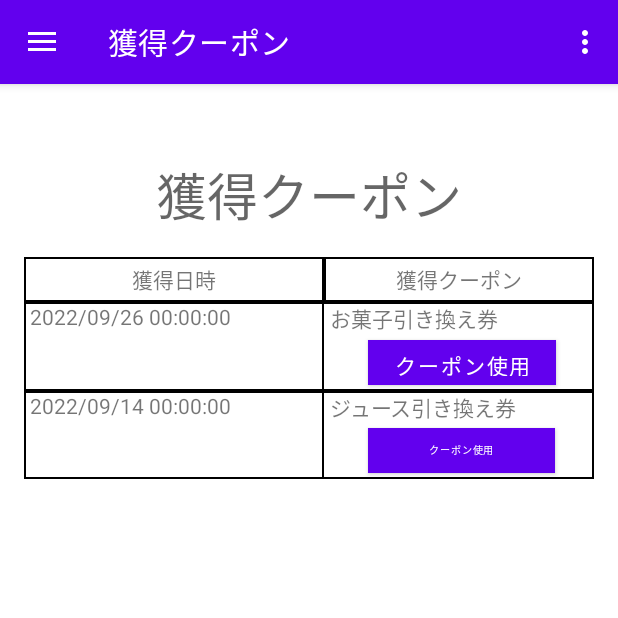
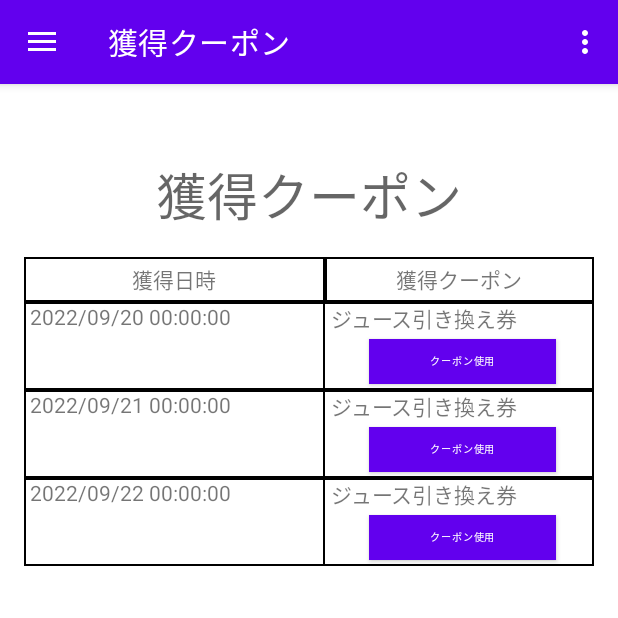
Before and after one commit to Xiao-Sho/PointGame_sho, an Android app: the screen it shows after launch (MainActivity), in the side drawer, after a tap on "獲得クーポン", on a phone screen of 412 x 824 dp, the top half of it. Run offline under Robolectric (Android 15) with nearby library versions, the phone set to English and light mode, and no system bars; our stand-ins replace navigation-ui.

Commit message:
add get coupon data to viewmodel

```diff
--- a/app/src/main/java/com/android/example/pointgame/ui/getcoupon/GetCouponFragment.kt
+++ b/app/src/main/java/com/android/example/pointgame/ui/getcoupon/GetCouponFragment.kt
@@ -41,6 +41,22 @@ class GetCouponFragment : Fragment() {
         // テーブル取得
         var tl: TableLayout = binding.fragmentGetCouponTableLayout
 
+        getCouponViewModel.coupons.observe(viewLifecycleOwner) {
+            for (coupon in it) {
+                // 行追加
+                addRow(tl, coupon)
+            }
+        }
+
+        return root
+    }
+
+    override fun onDestroyView() {
+        super.onDestroyView()
+        _binding = null
+    }
+
+    private fun addRow(tl: TableLayout, coupon: Coupon) {
         // 行用意
         var tr: TableRow = TableRow(requireContext())
         var dateTv: TextView = TextView(requireContext())
@@ -64,7 +80,7 @@ class GetCouponFragment : Fragment() {
         }
         dateTv.background = ResourcesCompat.getDrawable(resources, R.drawable.border, null)
         dateTv.setPadding(4.dp, dateTv.paddingTop, dateTv.paddingRight, dateTv.paddingBottom)
-        dateTv.text = "2022/09/14 00:00:00"
+        dateTv.text = coupon.date
 
         // LinearLayout属性
         ll.layoutParams = TableRow.LayoutParams(
@@ -81,7 +97,7 @@ class GetCouponFragment : Fragment() {
             LinearLayout.LayoutParams.MATCH_PARENT,
             25.dp
         )
-        couponTv.text = "ジュース引き換え券"
+        couponTv.text = coupon.name
 
         // Button属性
         couponButton.layoutParams = LinearLayout.LayoutParams(
@@ -104,12 +120,5 @@ class GetCouponFragment : Fragment() {
         tr.addView(dateTv)
         tr.addView(ll)
         tl.addView(tr)
-
-        return root
-    }
-
-    override fun onDestroyView() {
-        super.onDestroyView()
-        _binding = null
     }
 }
--- a/app/src/main/java/com/android/example/pointgame/ui/getcoupon/GetCouponViewModel.kt
+++ b/app/src/main/java/com/android/example/pointgame/ui/getcoupon/GetCouponViewModel.kt
@@ -1,12 +1,37 @@
 package com.android.example.pointgame.ui.getcoupon
 
+import android.view.Gravity
+import android.widget.*
+import androidx.core.content.res.ResourcesCompat
+import androidx.core.view.marginLeft
+import androidx.core.view.marginRight
+import androidx.core.view.marginTop
 import androidx.lifecycle.LiveData
 import androidx.lifecycle.MutableLiveData
 import androidx.lifecycle.ViewModel
+import com.android.example.pointgame.R
+import com.android.example.pointgame.util.dp
+import com.android.example.pointgame.util.sp
+import com.google.android.material.button.MaterialButton
 
 class GetCouponViewModel : ViewModel() {
+    // タイトル
     private val _text = MutableLiveData<String>().apply {
         value = "獲得クーポン"
     }
     val text: LiveData<String> = _text
+
+    // 獲得クーポン
+    private val _coupons = MutableLiveData<MutableList<Coupon>>().apply {
+        value = mutableListOf(
+            Coupon("2022/09/20 00:00:00","ジュース引き換え券"),
+            Coupon("2022/09/21 00:00:00","ジュース引き換え券"),
+            Coupon("2022/09/22 00:00:00","ジュース引き換え券"))
+    }
+    val coupons: LiveData<MutableList<Coupon>> = _coupons
 }
+
+class Coupon(date: String, name: String) {
+    val date: String = date
+    val name: String = name
+}
--- a/app/src/main/java/com/android/example/pointgame/ui/listcoupon/ListCouponViewModel.kt
+++ b/app/src/main/java/com/android/example/pointgame/ui/listcoupon/ListCouponViewModel.kt
@@ -5,6 +5,7 @@ import androidx.lifecycle.MutableLiveData
 import androidx.lifecycle.ViewModel
 
 class ListCouponViewModel : ViewModel() {
+    // タイトル
     private val _text = MutableLiveData<String>().apply {
         value = "クーポン一覧"
     }
--- a/app/src/main/res/layout/fragment_get_coupon.xml
+++ b/app/src/main/res/layout/fragment_get_coupon.xml
@@ -44,6 +44,7 @@
                 android:layout_width="match_parent"
                 android:layout_height="match_parent">
 
+                <!-- ヘッダ -->
                 <TableRow
                     android:layout_width="match_parent"
                     android:layout_height="match_parent"
@@ -67,48 +68,6 @@
                         android:text="獲得クーポン" />
 
                 </TableRow>
-
-                <TableRow
-                    android:layout_width="match_parent"
-                    android:layout_height="match_parent"
-                    android:background="@drawable/border">
-
-                    <TextView
-                        android:layout_width="match_parent"
-                        android:layout_height="match_parent"
-                        android:layout_weight="1.25"
-                        android:background="@drawable/border"
-                        android:paddingLeft="4dp"
-                        android:text="2022/09/26 00:00:00" />
-
-                    <LinearLayout
-                        android:layout_width="match_parent"
-                        android:layout_height="match_parent"
-                        android:layout_weight="1"
-                        android:orientation="vertical"
-                        android:paddingLeft="4dp">
-
-                        <TextView
-                            android:layout_width="match_parent"
-                            android:layout_height="25dp"
-                            android:text="お菓子引き換え券" />
-
-                        <Button
-                            android:layout_width="wrap_content"
-                            android:layout_height="30dp"
-                            android:layout_gravity="center"
-                            android:layout_marginBottom="4dp"
-                            android:width="125dp"
-                            android:background="@drawable/border"
-                            android:paddingTop="0dp"
-                            android:paddingBottom="0dp"
-                            android:text="クーポン使用"
-                            android:textSize="14sp" />
-
-                    </LinearLayout>
-
-                </TableRow>
-
             </TableLayout>
         </ScrollView>
     </LinearLayout>
```
